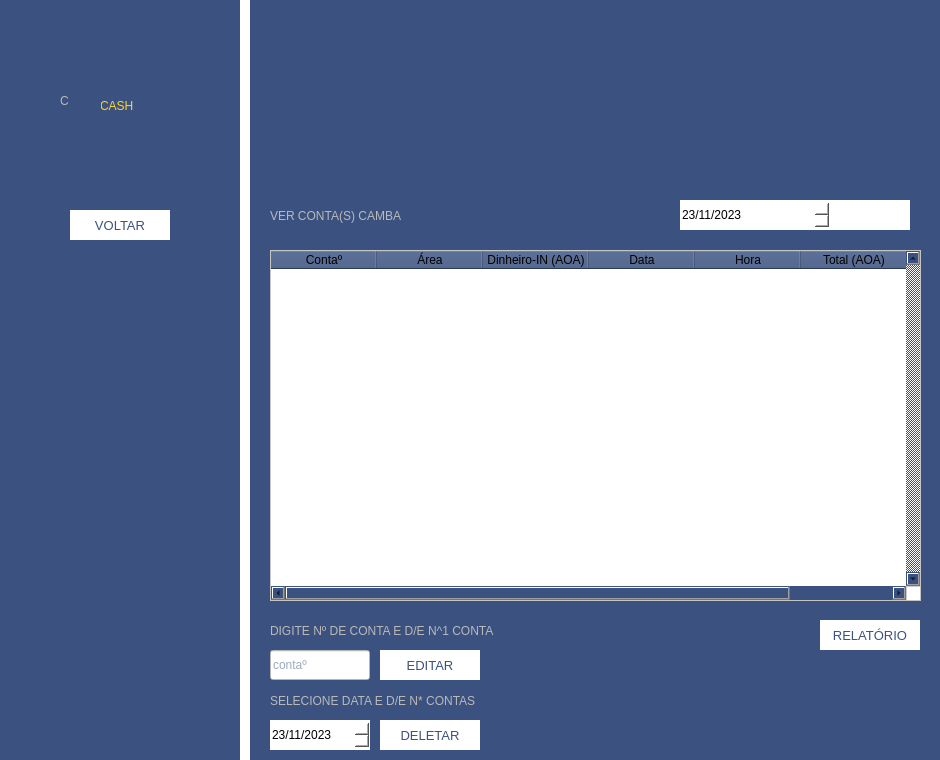
This is cambaCash/areaconta.ui in Leumim2020/CambaCash as Qt 5 draws it before an edit. The edited form follows.
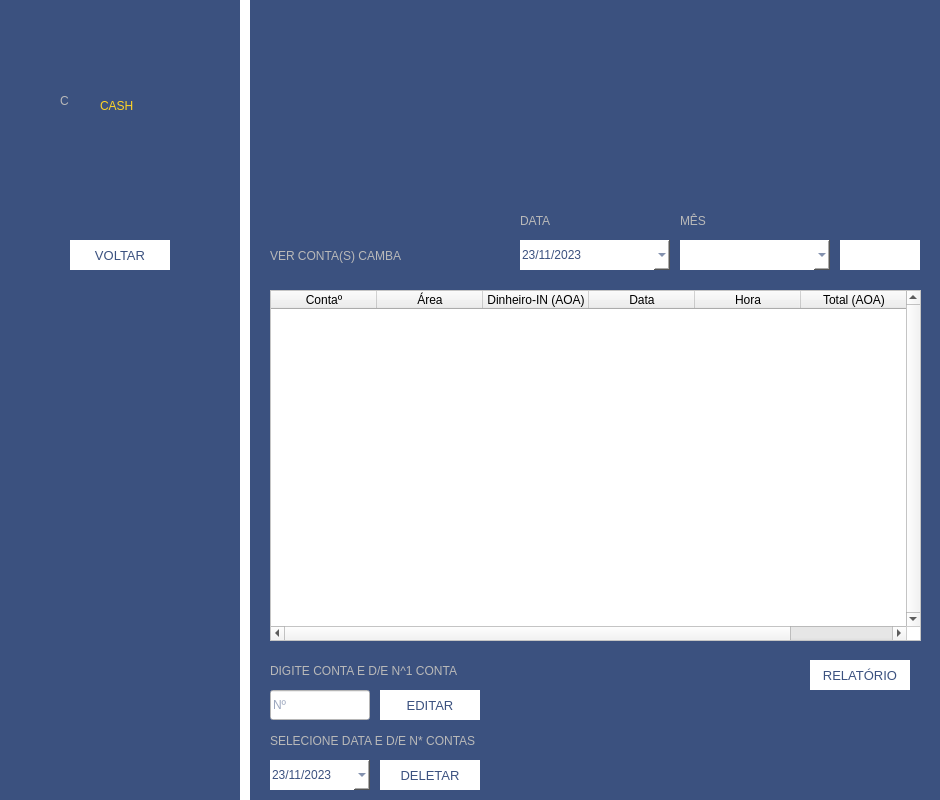
This is the edited form. Icons and pictures are not drawn.

Diff of the .ui file:
```diff
--- a/cambaCash/areaconta.ui
+++ b/cambaCash/areaconta.ui
@@ -7,26 +7,28 @@
     <x>0</x>
     <y>0</y>
     <width>940</width>
-    <height>760</height>
+    <height>800</height>
    </rect>
   </property>
   <property name="minimumSize">
    <size>
     <width>940</width>
-    <height>760</height>
+    <height>800</height>
    </size>
   </property>
   <property name="maximumSize">
    <size>
     <width>940</width>
-    <height>760</height>
+    <height>800</height>
    </size>
   </property>
   <property name="windowTitle">
    <string>Dialog</string>
   </property>
   <property name="styleSheet">
-   <string notr="true">background-color:rgb(59, 81, 127);</string>
+   <string notr="true">QDialog{
+	background-color:rgb(59, 81, 127);
+}</string>
   </property>
   <widget class="Line" name="line">
    <property name="geometry">
@@ -34,7 +36,7 @@
      <x>240</x>
      <y>0</y>
      <width>10</width>
-     <height>761</height>
+     <height>801</height>
     </rect>
    </property>
    <property name="minimumSize">
@@ -61,7 +63,7 @@
    <property name="geometry">
     <rect>
      <x>70</x>
-     <y>210</y>
+     <y>240</y>
      <width>100</width>
      <height>30</height>
     </rect>
@@ -151,7 +153,7 @@
    <property name="geometry">
     <rect>
      <x>270</x>
-     <y>200</y>
+     <y>240</y>
      <width>181</width>
      <height>31</height>
     </rect>
@@ -172,7 +174,7 @@
    <property name="geometry">
     <rect>
      <x>460</x>
-     <y>200</y>
+     <y>240</y>
      <width>31</width>
      <height>31</height>
     </rect>
@@ -191,8 +193,8 @@
    </property>
    <property name="geometry">
     <rect>
-     <x>680</x>
-     <y>200</y>
+     <x>520</x>
+     <y>240</y>
      <width>150</width>
      <height>30</height>
     </rect>
@@ -211,7 +213,8 @@
    </property>
    <property name="styleSheet">
     <string notr="true">border:none;
-background-color:white;
+background-color: white;
+color:rgb(59, 81, 127);
 font: 10pt &quot;Segoe UI&quot;;
 
 </string>
@@ -228,6 +231,12 @@
    <property name="displayFormat">
     <string>dd/MM/yyyy</string>
    </property>
+   <property name="calendarPopup">
+    <bool>true</bool>
+   </property>
+   <property name="timeSpec">
+    <enum>Qt::UTC</enum>
+   </property>
    <property name="date">
     <date>
      <year>2023</year>
@@ -239,8 +248,8 @@
   <widget class="QPushButton" name="pushButton_2">
    <property name="geometry">
     <rect>
-     <x>830</x>
-     <y>200</y>
+     <x>840</x>
+     <y>240</y>
      <width>80</width>
      <height>30</height>
     </rect>
@@ -282,7 +291,7 @@
    <property name="geometry">
     <rect>
      <x>270</x>
-     <y>250</y>
+     <y>290</y>
      <width>651</width>
      <height>351</height>
     </rect>
@@ -382,7 +391,7 @@
    <property name="geometry">
     <rect>
      <x>380</x>
-     <y>650</y>
+     <y>690</y>
      <width>100</width>
      <height>30</height>
     </rect>
@@ -430,7 +439,7 @@
    <property name="geometry">
     <rect>
      <x>380</x>
-     <y>720</y>
+     <y>760</y>
      <width>100</width>
      <height>30</height>
     </rect>
@@ -477,8 +486,8 @@
   <widget class="QPushButton" name="pushButton_relatory_pdf">
    <property name="geometry">
     <rect>
-     <x>820</x>
-     <y>620</y>
+     <x>810</x>
+     <y>660</y>
      <width>100</width>
      <height>30</height>
     </rect>
@@ -526,7 +535,7 @@
    <property name="geometry">
     <rect>
      <x>270</x>
-     <y>650</y>
+     <y>690</y>
      <width>100</width>
      <height>30</height>
     </rect>
@@ -553,7 +562,7 @@
     <number>10</number>
    </property>
    <property name="placeholderText">
-    <string>contaº</string>
+    <string>Nº</string>
    </property>
   </widget>
   <widget class="QDateEdit" name="dateEdit_Delete">
@@ -563,7 +572,7 @@
    <property name="geometry">
     <rect>
      <x>270</x>
-     <y>720</y>
+     <y>760</y>
      <width>100</width>
      <height>30</height>
     </rect>
@@ -583,6 +592,7 @@
    <property name="styleSheet">
     <string notr="true">border:none;
 background-color:white;
+color:rgb(59, 81, 127);
 font: 10pt &quot;Segoe UI&quot;;
 
 </string>
@@ -599,6 +609,12 @@
    <property name="displayFormat">
     <string>dd/MM/yyyy</string>
    </property>
+   <property name="calendarPopup">
+    <bool>true</bool>
+   </property>
+   <property name="timeSpec">
+    <enum>Qt::UTC</enum>
+   </property>
    <property name="date">
     <date>
      <year>2023</year>
@@ -611,7 +627,7 @@
    <property name="geometry">
     <rect>
      <x>270</x>
-     <y>690</y>
+     <y>730</y>
      <width>211</width>
      <height>21</height>
     </rect>
@@ -632,7 +648,7 @@
    <property name="geometry">
     <rect>
      <x>270</x>
-     <y>620</y>
+     <y>660</y>
      <width>231</width>
      <height>21</height>
     </rect>
@@ -646,7 +662,143 @@
 </string>
    </property>
    <property name="text">
-    <string>DIGITE Nº DE CONTA E D/E N^1 CONTA</string>
+    <string>DIGITE CONTA E D/E N^1 CONTA</string>
+   </property>
+  </widget>
+  <widget class="QComboBox" name="comboBox">
+   <property name="geometry">
+    <rect>
+     <x>680</x>
+     <y>240</y>
+     <width>150</width>
+     <height>30</height>
+    </rect>
+   </property>
+   <property name="minimumSize">
+    <size>
+     <width>150</width>
+     <height>30</height>
+    </size>
+   </property>
+   <property name="maximumSize">
+    <size>
+     <width>150</width>
+     <height>30</height>
+    </size>
+   </property>
+   <property name="styleSheet">
+    <string notr="true">QComboBox{
+	background-color:white;
+	border:none;
+	color: rgb(59, 81, 127);
+}</string>
+   </property>
+   <item>
+    <property name="text">
+     <string/>
+    </property>
+   </item>
+   <item>
+    <property name="text">
+     <string>Janeiro</string>
+    </property>
+   </item>
+   <item>
+    <property name="text">
+     <string>Fevereiro</string>
+    </property>
+   </item>
+   <item>
+    <property name="text">
+     <string>Março</string>
+    </property>
+   </item>
+   <item>
+    <property name="text">
+     <string>Abril</string>
+    </property>
+   </item>
+   <item>
+    <property name="text">
+     <string>Maio</string>
+    </property>
+   </item>
+   <item>
+    <property name="text">
+     <string>Junho</string>
+    </property>
+   </item>
+   <item>
+    <property name="text">
+     <string>Julho</string>
+    </property>
+   </item>
+   <item>
+    <property name="text">
+     <string>Agosto</string>
+    </property>
+   </item>
+   <item>
+    <property name="text">
+     <string>Setembro</string>
+    </property>
+   </item>
+   <item>
+    <property name="text">
+     <string>Outubro</string>
+    </property>
+   </item>
+   <item>
+    <property name="text">
+     <string>Novembro</string>
+    </property>
+   </item>
+   <item>
+    <property name="text">
+     <string>Dezembro</string>
+    </property>
+   </item>
+  </widget>
+  <widget class="QLabel" name="label_11">
+   <property name="geometry">
+    <rect>
+     <x>680</x>
+     <y>210</y>
+     <width>31</width>
+     <height>21</height>
+    </rect>
+   </property>
+   <property name="cursor">
+    <cursorShape>ArrowCursor</cursorShape>
+   </property>
+   <property name="styleSheet">
+    <string notr="true">font: 9pt &quot;Segoe UI &quot;;
+color: rgb(185, 185, 185);
+</string>
+   </property>
+   <property name="text">
+    <string>MÊS</string>
+   </property>
+  </widget>
+  <widget class="QLabel" name="label_12">
+   <property name="geometry">
+    <rect>
+     <x>520</x>
+     <y>210</y>
+     <width>41</width>
+     <height>21</height>
+    </rect>
+   </property>
+   <property name="cursor">
+    <cursorShape>ArrowCursor</cursorShape>
+   </property>
+   <property name="styleSheet">
+    <string notr="true">font: 9pt &quot;Segoe UI &quot;;
+color: rgb(185, 185, 185);
+</string>
+   </property>
+   <property name="text">
+    <string>DATA</string>
    </property>
   </widget>
  </widget>
```
Left out of the diff: 3 changed lines with no effect on the pictures.
